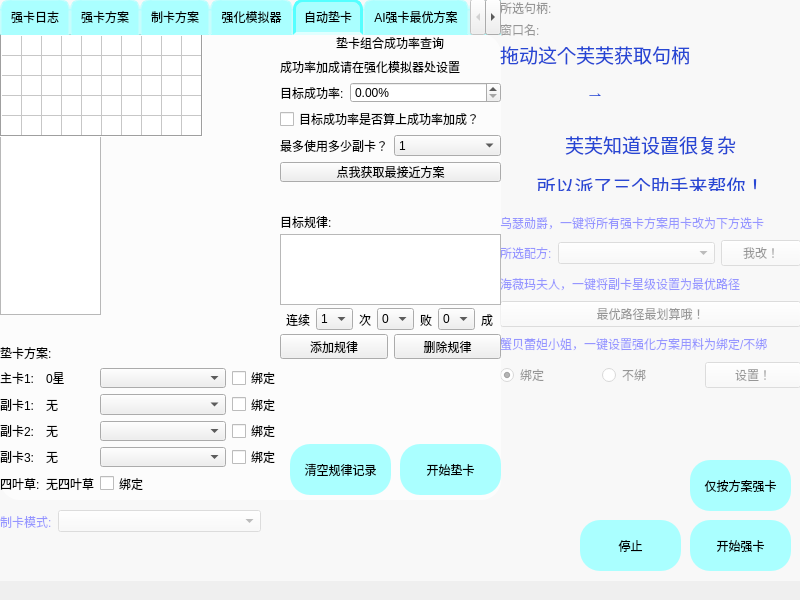
The window that GUI/天知强卡器.ui (a1929238/tenchi-cards-enhancer) describes before a commit, drawn with Qt 5.
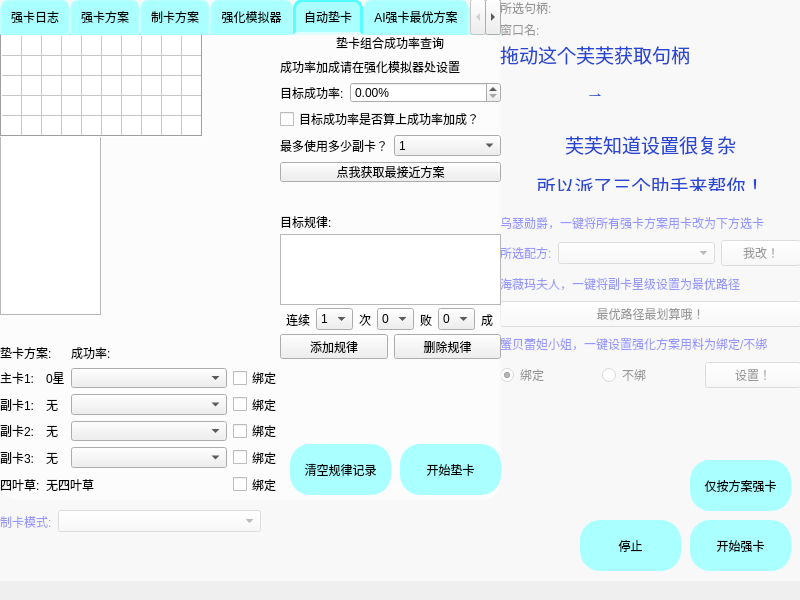
The same window after the commit. Custom widgets are drawn as their Qt base class.

Patch:
```diff
--- a/GUI/天知强卡器.ui
+++ b/GUI/天知强卡器.ui
@@ -2885,83 +2885,59 @@
        <rect>
         <x>0</x>
         <y>310</y>
-        <width>281</width>
-        <height>150</height>
+        <width>282</width>
+        <height>151</height>
        </rect>
       </property>
       <layout class="QGridLayout" name="gridLayout_3">
-       <item row="2" column="0">
-        <widget class="QLabel" name="label_60">
+       <item row="6" column="0">
+        <widget class="QLabel" name="label_63">
          <property name="text">
-          <string>副卡1:</string>
+          <string>四叶草:</string>
+         </property>
+        </widget>
+       </item>
+       <item row="5" column="2">
+        <widget class="QComboBox" name="cushion_sub_card_box_3"/>
+       </item>
+       <item row="4" column="0">
+        <widget class="QLabel" name="label_61">
+         <property name="text">
+          <string>副卡2:</string>
+         </property>
+        </widget>
+       </item>
+       <item row="5" column="1">
+        <widget class="QLabel" name="cushion_sub_card_level_3">
+         <property name="text">
+          <string>无</string>
          </property>
         </widget>
        </item>
        <item row="3" column="1">
-        <widget class="QLabel" name="cushion_sub_card_level_2">
-         <property name="text">
-          <string>无</string>
-         </property>
-        </widget>
-       </item>
-       <item row="2" column="1">
         <widget class="QLabel" name="cushion_sub_card_level_1">
-         <property name="text">
-          <string>无</string>
+         <property name="sizePolicy">
+          <sizepolicy hsizetype="Fixed" vsizetype="Preferred">
+           <horstretch>0</horstretch>
+           <verstretch>0</verstretch>
+          </sizepolicy>
          </property>
-        </widget>
-       </item>
-       <item row="5" column="1">
-        <widget class="QLabel" name="cushion_clover_level">
          <property name="text">
-          <string>无四叶草</string>
+          <string>无</string>
          </property>
         </widget>
        </item>
        <item row="3" column="2">
-        <widget class="QComboBox" name="cushion_sub_card_box_2"/>
+        <widget class="QComboBox" name="cushion_sub_card_box_1"/>
        </item>
-       <item row="3" column="0">
-        <widget class="QLabel" name="label_61">
-         <property name="text">
-          <string>副卡2:</string>
-         </property>
-        </widget>
-       </item>
-       <item row="4" column="0">
+       <item row="5" column="0">
         <widget class="QLabel" name="label_62">
          <property name="text">
           <string>副卡3:</string>
          </property>
         </widget>
        </item>
-       <item row="4" column="2">
-        <widget class="QComboBox" name="cushion_sub_card_box_3"/>
-       </item>
        <item row="2" column="2">
-        <widget class="QComboBox" name="cushion_sub_card_box_1"/>
-       </item>
-       <item row="1" column="0">
-        <widget class="QLabel" name="label_59">
-         <property name="sizePolicy">
-          <sizepolicy hsizetype="Fixed" vsizetype="Preferred">
-           <horstretch>0</horstretch>
-           <verstretch>0</verstretch>
-          </sizepolicy>
-         </property>
-         <property name="text">
-          <string>主卡1:</string>
-         </property>
-        </widget>
-       </item>
-       <item row="5" column="2">
-        <widget class="QCheckBox" name="cushion_clover_bind_check">
-         <property name="text">
-          <string>绑定</string>
-         </property>
-        </widget>
-       </item>
-       <item row="1" column="2">
         <widget class="QComboBox" name="cushion_main_card_box">
          <property name="sizePolicy">
           <sizepolicy hsizetype="Expanding" vsizetype="Fixed">
@@ -2971,34 +2947,14 @@
          </property>
         </widget>
        </item>
-       <item row="1" column="1">
-        <widget class="QLabel" name="cushion_main_card_level">
-         <property name="sizePolicy">
-          <sizepolicy hsizetype="Fixed" vsizetype="Preferred">
-           <horstretch>0</horstretch>
-           <verstretch>0</verstretch>
-          </sizepolicy>
-         </property>
+       <item row="3" column="3">
+        <widget class="QCheckBox" name="cushion_sub_card_bind_check_1">
          <property name="text">
-          <string>0星</string>
+          <string>绑定</string>
          </property>
         </widget>
        </item>
-       <item row="5" column="0">
-        <widget class="QLabel" name="label_63">
-         <property name="text">
-          <string>四叶草:</string>
-         </property>
-        </widget>
-       </item>
-       <item row="4" column="1">
-        <widget class="QLabel" name="cushion_sub_card_level_3">
-         <property name="text">
-          <string>无</string>
-         </property>
-        </widget>
-       </item>
-       <item row="1" column="3">
+       <item row="2" column="3">
         <widget class="QCheckBox" name="cushion_main_card_bind_check">
          <property name="sizePolicy">
           <sizepolicy hsizetype="Fixed" vsizetype="Fixed">
@@ -3011,34 +2967,91 @@
          </property>
         </widget>
        </item>
-       <item row="2" column="3">
-        <widget class="QCheckBox" name="cushion_sub_card_bind_check_1">
-         <property name="text">
-          <string>绑定</string>
-         </property>
-        </widget>
-       </item>
-       <item row="3" column="3">
-        <widget class="QCheckBox" name="cushion_sub_card_bind_check_2">
-         <property name="text">
-          <string>绑定</string>
-         </property>
-        </widget>
-       </item>
-       <item row="4" column="3">
+       <item row="5" column="3">
         <widget class="QCheckBox" name="cushion_sub_card_bind_check_3">
          <property name="text">
           <string>绑定</string>
          </property>
         </widget>
        </item>
-       <item row="0" column="0" colspan="4">
+       <item row="4" column="2">
+        <widget class="QComboBox" name="cushion_sub_card_box_2"/>
+       </item>
+       <item row="4" column="1">
+        <widget class="QLabel" name="cushion_sub_card_level_2">
+         <property name="text">
+          <string>无</string>
+         </property>
+        </widget>
+       </item>
+       <item row="2" column="1">
+        <widget class="QLabel" name="cushion_main_card_level">
+         <property name="sizePolicy">
+          <sizepolicy hsizetype="Fixed" vsizetype="Preferred">
+           <horstretch>0</horstretch>
+           <verstretch>0</verstretch>
+          </sizepolicy>
+         </property>
+         <property name="text">
+          <string>0星</string>
+         </property>
+        </widget>
+       </item>
+       <item row="3" column="0">
+        <widget class="QLabel" name="label_60">
+         <property name="text">
+          <string>副卡1:</string>
+         </property>
+        </widget>
+       </item>
+       <item row="4" column="3">
+        <widget class="QCheckBox" name="cushion_sub_card_bind_check_2">
+         <property name="text">
+          <string>绑定</string>
+         </property>
+        </widget>
+       </item>
+       <item row="2" column="0">
+        <widget class="QLabel" name="label_59">
+         <property name="sizePolicy">
+          <sizepolicy hsizetype="Fixed" vsizetype="Preferred">
+           <horstretch>0</horstretch>
+           <verstretch>0</verstretch>
+          </sizepolicy>
+         </property>
+         <property name="text">
+          <string>主卡1:</string>
+         </property>
+        </widget>
+       </item>
+       <item row="0" column="0" rowspan="2" colspan="2">
         <widget class="QLabel" name="label_58">
          <property name="text">
           <string>垫卡方案:</string>
          </property>
         </widget>
        </item>
+       <item row="0" column="2" rowspan="2" colspan="2" alignment="Qt::AlignLeft">
+        <widget class="QLabel" name="success_rate_label">
+         <property name="text">
+          <string>成功率:</string>
+         </property>
+        </widget>
+       </item>
+       <item row="6" column="3">
+        <widget class="QCheckBox" name="cushion_clover_bind_check">
+         <property name="text">
+          <string>绑定</string>
+         </property>
+        </widget>
+       </item>
+       <item row="6" column="1" colspan="2">
+        <widget class="QLabel" name="cushion_clover_level">
+         <property name="text">
+          <string>无四叶草</string>
+         </property>
+        </widget>
+       </item>
       </layout>
      </widget>
      <widget class="QPushButton" name="clear_cushion_btn">
```
